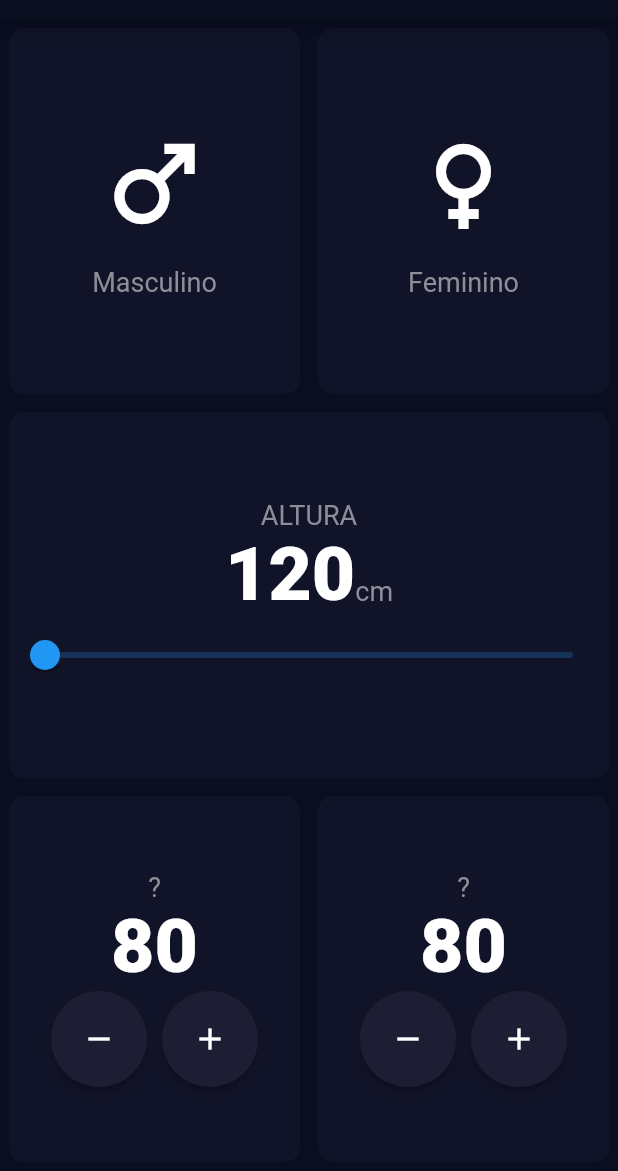
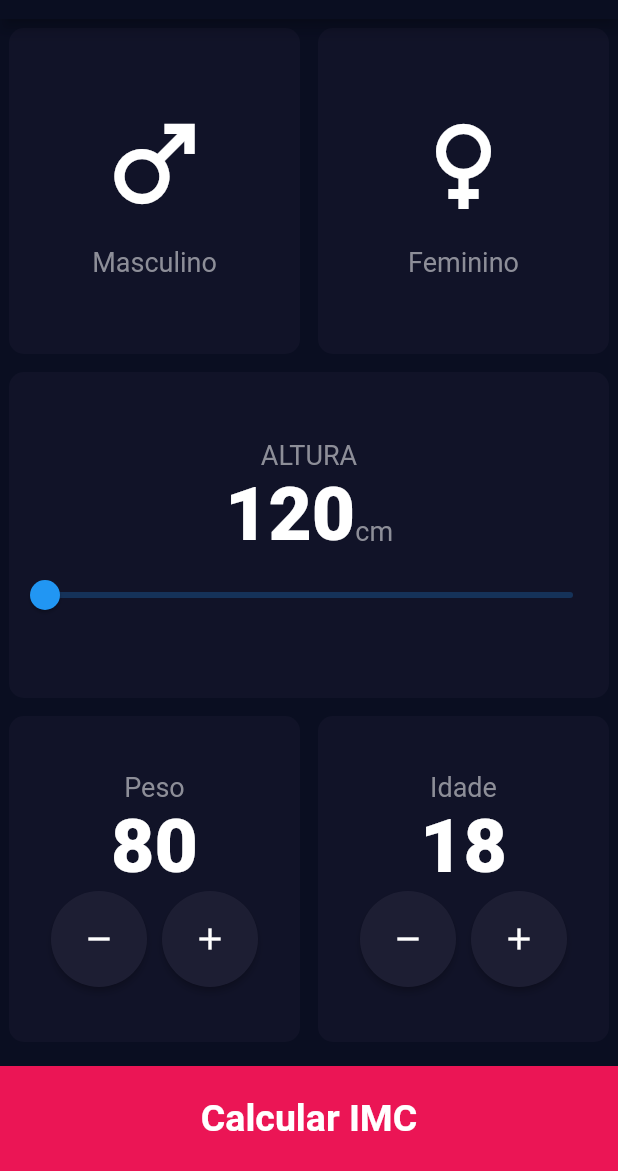
Before and after one commit to gLima02/DEV-CROSS-PLATAFORM-calculadora-imc, a Flutter app: the screen it shows after launch, on a phone screen of 412 x 824 dp, the part 65-1236 px from its top. Run offline on Flutter 3.47's test engine with Material 2 defaults, Android fonts, the phone set to English and light mode, and no system bars.

Commit message:
botoes inferiores

```diff
--- a/lib/calculadora.dart
+++ b/lib/calculadora.dart
@@ -1,7 +1,7 @@
 import 'dart:math';
 
 class Calculadora {
-  static double calcularIMC({required peso, required altura}) {
+  static double calcularIMC({required int peso, required int altura}) {
     double imc = peso / pow(altura / 100, 2);
     return imc;
   }
--- a/lib/components/contador.dart
+++ b/lib/components/contador.dart
@@ -2,26 +2,37 @@ import '../constants.dart';
 import 'package:flutter/material.dart';
 
 class Contador extends StatelessWidget {
-  const Contador({super.key});
+  final String label;
+  final int value;
+  final void Function() onIncrement;
+  final void Function() onDecrement;
+
+  const Contador({
+    super.key,
+    required this.label,
+    required this.value,
+    required this.onIncrement,
+    required this.onDecrement,
+  });
 
   @override
   Widget build(BuildContext context) {
     return Column(
       mainAxisAlignment: MainAxisAlignment.center,
       children: [
-        const Text(
-          '?',
+        Text(
+          label,
           style: labelTextStyle,
         ),
-        const Text(
-          '80',
+        Text(
+          '$value',
           style: numberTextStyle,
         ),
         Row(
           mainAxisAlignment: MainAxisAlignment.center,
           children: [
             ElevatedButton(
-              onPressed: () {},
+              onPressed: onDecrement,
               style: ElevatedButton.styleFrom(
                 backgroundColor: activeCardColour,
                 shape: const CircleBorder(),
@@ -33,7 +44,7 @@ class Contador extends StatelessWidget {
               width: 10.0,
             ),
             ElevatedButton(
-              onPressed: () {},
+              onPressed: onIncrement,
               style: ElevatedButton.styleFrom(
                 backgroundColor: activeCardColour,
                 shape: const CircleBorder(),
--- a/lib/main.dart
+++ b/lib/main.dart
@@ -1,7 +1,6 @@
 import 'constants.dart';
 import 'pages/calculadora_page.dart';
 import 'package:flutter/material.dart';
-import 'pages/calculadora_page.dart';
 void main() {
   runApp(const MyApp());
 }
--- a/lib/pages/calculadora_page.dart
+++ b/lib/pages/calculadora_page.dart
@@ -4,7 +4,7 @@ import '../components/contador.dart';
 import '../components/custom_card.dart';
 import '../components/gender_content.dart';
 import '../components/modal_result.dart';
-
+import 'package:calculadora_imc/calculadora.dart';
 import '../components/slider_altura.dart';
 
 import 'package:flutter/material.dart';
@@ -19,8 +19,18 @@ class CalculadoraPage extends StatefulWidget {
 }
 
 class _CalculadoraPageState extends State<CalculadoraPage> {
+  // Definindo variáveis de estado
   Genero? genero;
   int altura = 120;
+  int peso = 80;
+  int idade = 18;
+
+  // definindo constantes
+  final int pesoMinimo = 20;
+  final int pesoMaximo = 200;
+  final int idadeMinima = 10;
+  final int idadeMaxima = 100;
+
   @override
   Widget build(BuildContext context) {
     return Scaffold(
@@ -28,22 +38,21 @@ class _CalculadoraPageState extends State<CalculadoraPage> {
         title: const Text('Calculadora IMC'),
         centerTitle: true,
       ),
-      body:  Column(
+      body: Column(
         children: [
           Expanded(
             child: Row(
               children: [
                 Expanded(
                   child: GestureDetector(
-                    onTap: (){
+                    onTap: () {
                       setState(() {
                         genero = Genero.masculino;
                       });
-
                     },
                     child: CustomCard(
                       active: genero == Genero.masculino,
-                      child: GenderContent(
+                      child: const GenderContent(
                         icon: Icons.male,
                         label: 'Masculino',
                       ),
@@ -52,15 +61,14 @@ class _CalculadoraPageState extends State<CalculadoraPage> {
                 ),
                 Expanded(
                   child: GestureDetector(
-                    onTap: (){
+                    onTap: () {
                       setState(() {
                         genero = Genero.feminino;
                       });
-
                     },
                     child: CustomCard(
                       active: genero == Genero.feminino,
-                      child: GenderContent(
+                      child: const GenderContent(
                         icon: Icons.female,
                         label: 'Feminino',
                       ),
@@ -74,30 +82,80 @@ class _CalculadoraPageState extends State<CalculadoraPage> {
             child: CustomCard(
               child: SliderAltura(
                 altura: altura,
-                  onChanged: (double novaAltura){
+                onChanged: (double value) {
                   setState(() {
-                      altura = novaAltura.toInt();
+                    altura = value.toInt();
                   });
-                  }
+                },
               ),
             ),
-
           ),
           Expanded(
             child: Row(
               children: [
                 Expanded(
                   child: CustomCard(
-                    child: Contador(),
+                    child: Contador(
+                      label: 'Peso',
+                      value: peso,
+                      onIncrement: () {
+                        if (peso < pesoMaximo) {
+                          setState(() {
+                            peso++;
+                          });
+                        }
+                      },
+                      onDecrement: () {
+                        if (peso > pesoMinimo) {
+                          setState(() {
+                            peso--;
+                          });
+                        }
+                      },
+                    ),
                   ),
                 ),
                 Expanded(
                   child: CustomCard(
-                    child: Contador(),
+                    child: Contador(
+                      label: 'Idade',
+                      value: idade,
+                      onIncrement: () {
+                        if (idade < idadeMaxima) {
+                          setState(() {
+                            idade++;
+                          });
+                        }
+                      },
+                      onDecrement: () {
+                        if (idade > idadeMinima) {
+                          setState(() {
+                            idade--;
+                          });
+                        }
+                      },
+                    ),
                   ),
                 ),
               ],
             ),
+          ),
+          BottomButton(
+            buttonTitle: 'Calcular IMC',
+            onPressed: () {
+              showModalBottomSheet(
+                context: context,
+                builder: (BuildContext context) {
+                  final imc =
+                      Calculadora.calcularIMC(peso: peso, altura: altura);
+                  final resultado = Calculadora.obterResultado(imc);
+                  return ModalResult(
+                    imc: imc,
+                    resultado: resultado,
+                  );
+                },
+              );
+            },
           ),
         ],
       ),
```
Also changed, not shown: lib/components/bottom_button.dart (line endings or trailing spaces). Lines whose indentation alone changed are shown as unchanged.
